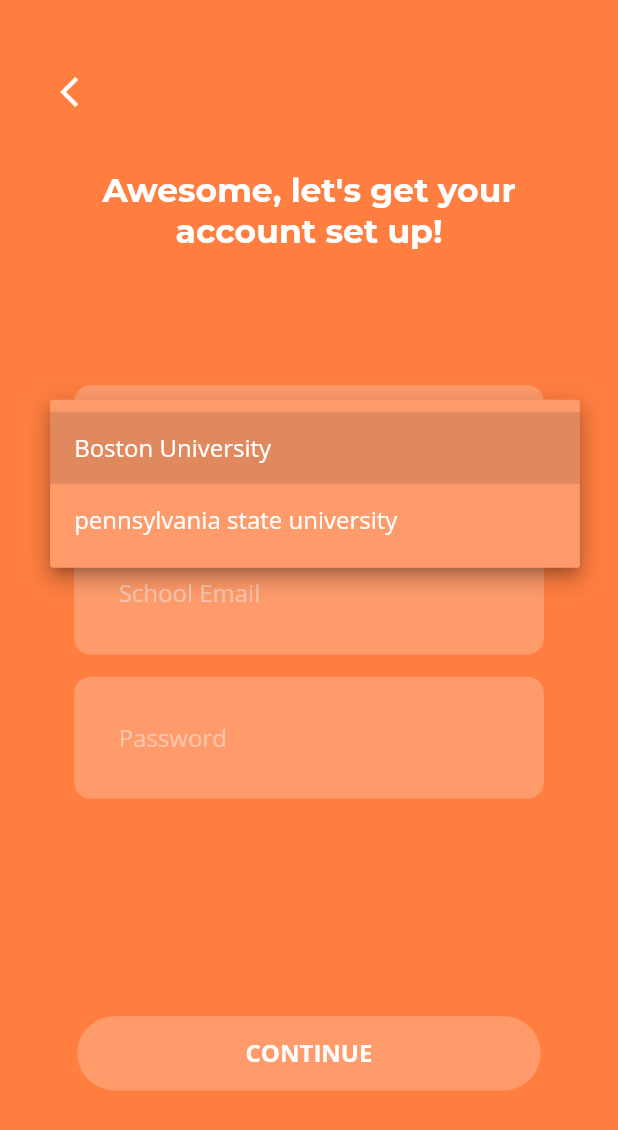
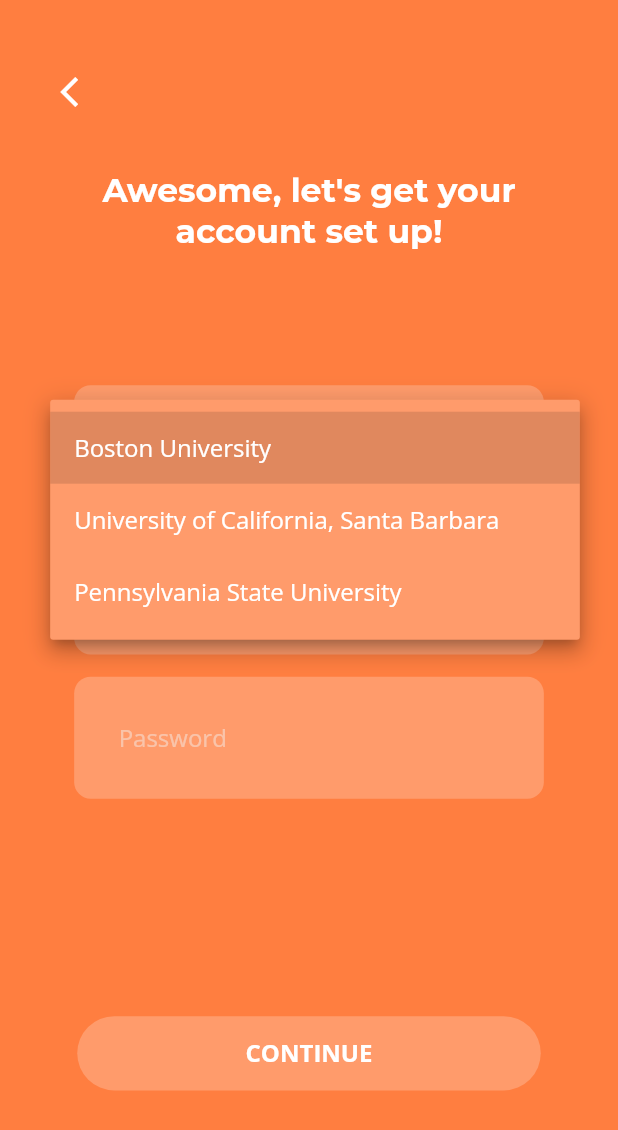
Before and after one commit to SweetSourPeter/ClassmateApp, a Flutter app: the SignUpPage screen opened directly, after a tap on "Choose your School", on a phone screen of 412 x 824 dp. Shown: the top 1130 px of the screen. Run offline on Flutter 3.47's test engine with Material 2 defaults, Android fonts, the phone set to English and light mode, and no system bars; drawn by our look-alikes of auto_size_text; our stand-ins replace cached_network_image, cloud_firestore, curved_navigation_bar, dio, dots_indicator, firebase_auth and 16 more; missing offline and left inert: emoji_picker, jitsi_meet, linkwell; accounts and stored records are empty.

Commit message:
ADD ucsb TO SCHOOL LIST

```diff
--- a/lib/pages/my_pages/sign_up.dart
+++ b/lib/pages/my_pages/sign_up.dart
@@ -19,11 +19,13 @@ class SignUpPage extends StatefulWidget {
   _SignUpPageState createState() => _SignUpPageState();
 }
 
+// http://universities.hipolabs.com/search?name=University%20of%20California,%20Santa%20Barbara
 class _SignUpPageState extends State<SignUpPage> {
   String _selectedSchool;
   List<String> _schools = [
     "Boston University",
-    "pennsylvania state university",
+    "University of California, Santa Barbara",
+    "Pennsylvania State University",
   ];
   final formKey = GlobalKey<FormState>();
   bool isLoading = false;
```
